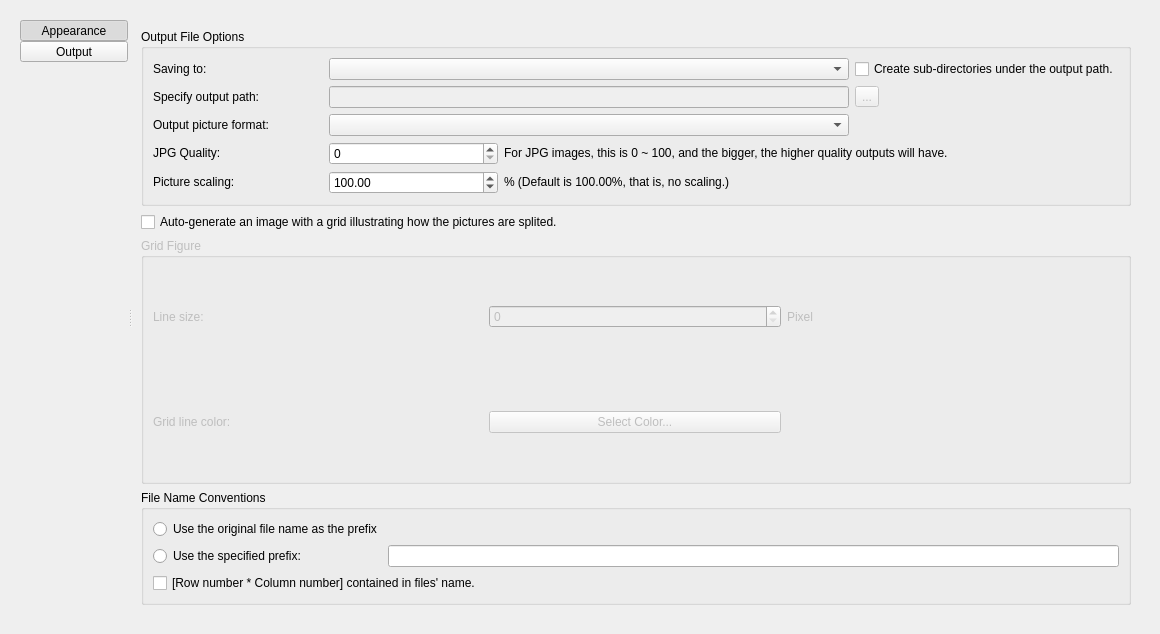
First picture: the form in src/ui/preferenceswidget.ui, repository zxunge/FreePictureSplitter, before the edit.
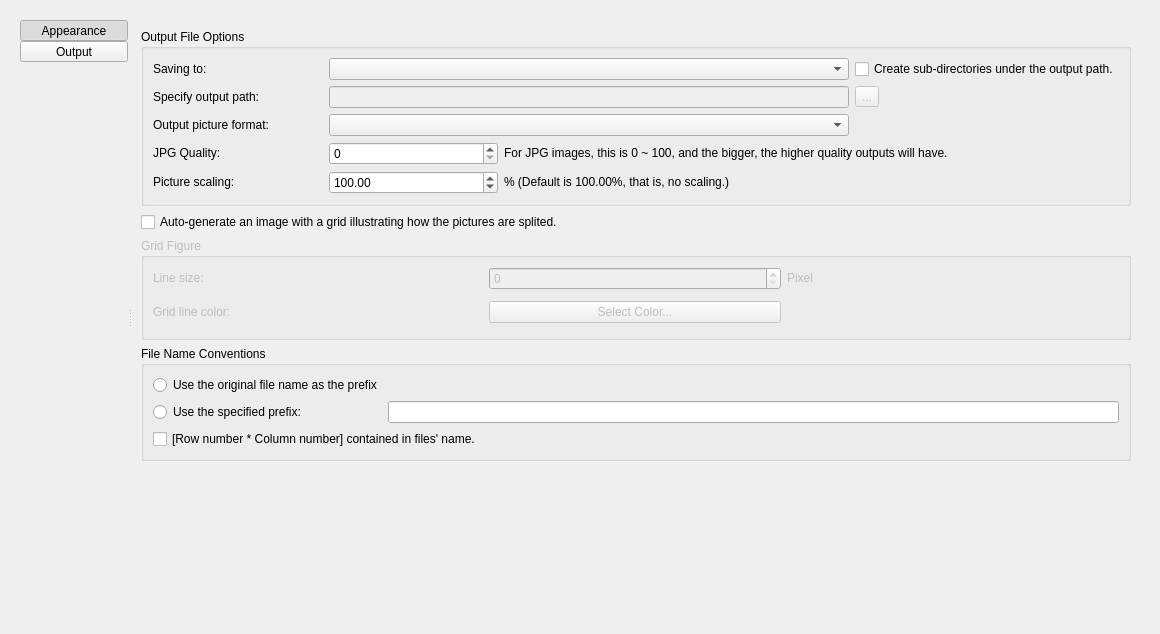
Second picture: the form after the edit. The open tabs and pages were chosen to show the change. Icons and pictures are not drawn. Custom widgets are drawn as their Qt base class.

What changed in the file:
```diff
--- a/src/ui/preferenceswidget.ui
+++ b/src/ui/preferenceswidget.ui
@@ -320,6 +320,12 @@
              <property name="enabled">
               <bool>false</bool>
              </property>
+             <property name="sizePolicy">
+              <sizepolicy hsizetype="Preferred" vsizetype="Fixed">
+               <horstretch>0</horstretch>
+               <verstretch>0</verstretch>
+              </sizepolicy>
+             </property>
              <property name="title">
               <string>Grid Figure</string>
              </property>
@@ -411,6 +417,12 @@
            </item>
            <item>
             <widget class="QGroupBox" name="gbxFileNames">
+             <property name="sizePolicy">
+              <sizepolicy hsizetype="Preferred" vsizetype="Fixed">
+               <horstretch>0</horstretch>
+               <verstretch>0</verstretch>
+              </sizepolicy>
+             </property>
              <property name="title">
               <string>File Name Conventions</string>
              </property>
@@ -442,6 +454,19 @@
              </layout>
             </widget>
            </item>
+           <item>
+            <spacer name="verticalSpacer_3">
+             <property name="orientation">
+              <enum>Qt::Orientation::Vertical</enum>
+             </property>
+             <property name="sizeHint" stdset="0">
+              <size>
+               <width>20</width>
+               <height>40</height>
+              </size>
+             </property>
+            </spacer>
+           </item>
           </layout>
          </widget>
         </widget>
```
Left out of the diff: 6 changed lines with no effect on the pictures.
